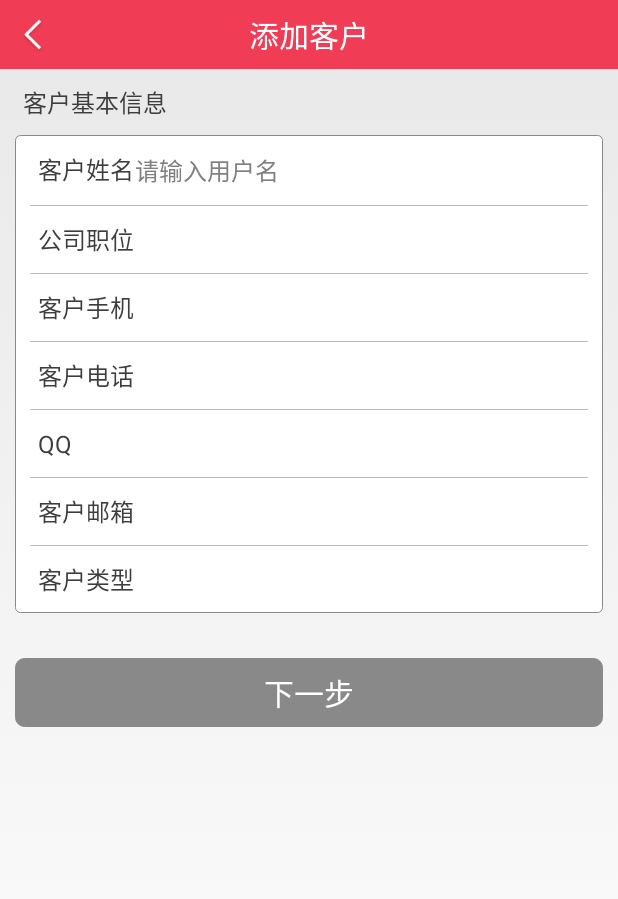
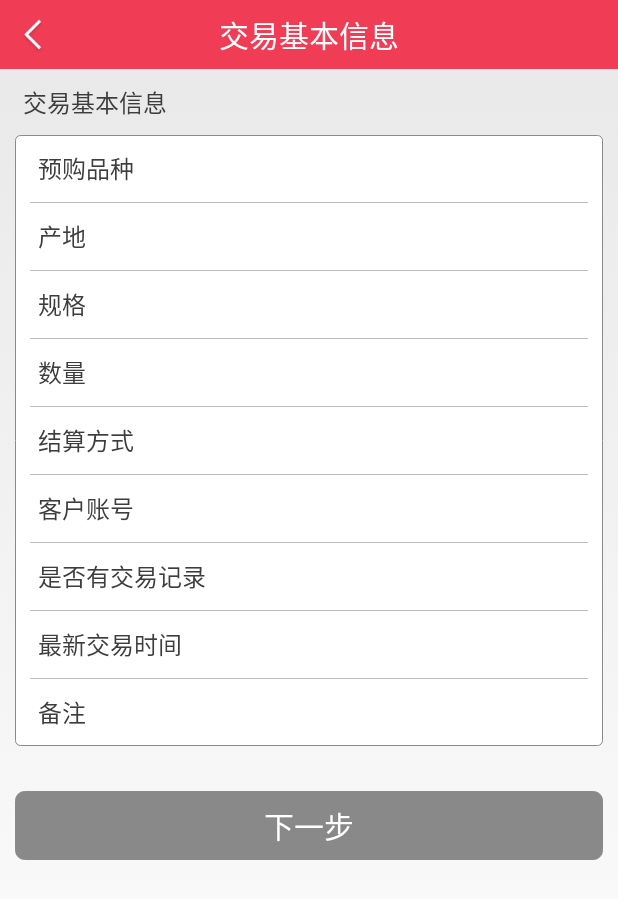
Before and after one commit to xiguofeng/Crm, an Android app: the layout customer_settlement_info_add.xml on its own in the app's theme, with its tools: preview values and no code run, on a phone screen of 412 x 824 dp. Shown: the top 899 px of the screen. Run offline under Robolectric (Android 15) with nearby library versions, the phone set to English and light mode, and no system bars.

Commit message:
add:customer info add  xml

```diff
--- a/crm/src/main/res/layout/customer_company_info_add.xml
+++ b/crm/src/main/res/layout/customer_company_info_add.xml
@@ -35,7 +35,7 @@
     <TextView
         android:layout_width="wrap_content"
         android:layout_height="wrap_content"
-        android:text="@string/customer_basic_info"
+        android:text="@string/company_basic_info"
         android:layout_marginTop="10dip"
         android:textSize="@dimen/middle_text_size"
         android:textColor="@color/black_character_title"
@@ -56,11 +56,10 @@
             android:paddingTop="5dip">
 
             <EditText
-                android:id="@+id/customer_add_username_et"
+                android:id="@+id/customer_add_company_name_et"
                 android:layout_width="fill_parent"
                 android:layout_height="wrap_content"
                 android:background="@null"
-                android:hint="@string/user_name_hint"
                 android:imeActionLabel="下一步"
                 android:imeOptions="actionNext|flagNoExtractUi"
                 android:maxLength="50"
@@ -74,9 +73,9 @@
             <TextView
                 android:layout_width="wrap_content"
                 android:layout_height="wrap_content"
-                android:layout_alignBaseline="@id/customer_add_username_et"
+                android:layout_alignBaseline="@id/customer_add_company_name_et"
                 android:layout_centerVertical="true"
-                android:text="@string/customer_name"
+                android:text="@string/company_name_tag"
                 android:textSize="@dimen/middle_text_size"
                 android:textColor="@color/black_character_title"
                 android:layout_marginLeft="15dip" />
@@ -97,7 +96,7 @@
             android:paddingTop="5dip">
 
             <EditText
-                android:id="@+id/customer_add_job_position_et"
+                android:id="@+id/customer_add_company_address_et"
                 android:layout_width="fill_parent"
                 android:layout_height="wrap_content"
                 android:background="@null"
@@ -115,9 +114,9 @@
             <TextView
                 android:layout_width="wrap_content"
                 android:layout_height="wrap_content"
-                android:layout_alignBaseline="@id/customer_add_job_position_et"
+                android:layout_alignBaseline="@id/customer_add_company_address_et"
                 android:layout_centerVertical="true"
-                android:text="@string/customer_job_position"
+                android:text="@string/company_address"
                 android:textSize="@dimen/middle_text_size"
                 android:textColor="@color/black_character_title"
                 android:layout_marginLeft="15dip" />
@@ -138,7 +137,7 @@
             android:paddingTop="5dip">
 
             <EditText
-                android:id="@+id/customer_add_mphone_et"
+                android:id="@+id/customer_add_company_typ_et"
                 android:layout_width="fill_parent"
                 android:layout_height="wrap_content"
                 android:background="@null"
@@ -156,9 +155,9 @@
             <TextView
                 android:layout_width="wrap_content"
                 android:layout_height="wrap_content"
-                android:layout_alignBaseline="@id/customer_add_mphone_et"
+                android:layout_alignBaseline="@id/customer_add_company_typ_et"
                 android:layout_centerVertical="true"
-                android:text="@string/customer_mphone"
+                android:text="@string/company_type"
                 android:textSize="@dimen/middle_text_size"
                 android:textColor="@color/black_character_title"
                 android:layout_marginLeft="15dip" />
@@ -178,7 +177,7 @@
             android:paddingTop="5dip">
 
             <EditText
-                android:id="@+id/customer_add_user_telephone_et"
+                android:id="@+id/customer_add_main_product_et"
                 android:layout_width="fill_parent"
                 android:layout_height="wrap_content"
                 android:background="@null"
@@ -196,9 +195,9 @@
             <TextView
                 android:layout_width="wrap_content"
                 android:layout_height="wrap_content"
-                android:layout_alignBaseline="@id/customer_add_user_telephone_et"
+                android:layout_alignBaseline="@id/customer_add_main_product_et"
                 android:layout_centerVertical="true"
-                android:text="@string/customer_telephone"
+                android:text="@string/main_product"
                 android:textSize="@dimen/middle_text_size"
                 android:textColor="@color/black_character_title"
                 android:layout_marginLeft="15dip" />
@@ -219,7 +218,7 @@
             android:paddingTop="5dip">
 
             <EditText
-                android:id="@+id/customer_add_user_qq_et"
+                android:id="@+id/customer_add_customer_area_et"
                 android:layout_width="fill_parent"
                 android:layout_height="wrap_content"
                 android:background="@null"
@@ -237,9 +236,9 @@
             <TextView
                 android:layout_width="wrap_content"
                 android:layout_height="wrap_content"
-                android:layout_alignBaseline="@id/customer_add_user_qq_et"
+                android:layout_alignBaseline="@id/customer_add_customer_area_et"
                 android:layout_centerVertical="true"
-                android:text="@string/qq"
+                android:text="@string/customer_area"
                 android:textSize="@dimen/middle_text_size"
                 android:textColor="@color/black_character_title"
                 android:layout_marginLeft="15dip" />
@@ -259,7 +258,7 @@
             android:paddingTop="5dip">
 
             <EditText
-                android:id="@+id/customer_add_user_email_et"
+                android:id="@+id/customer_add_company_net_et"
                 android:layout_width="fill_parent"
                 android:layout_height="wrap_content"
                 android:background="@null"
@@ -277,9 +276,9 @@
             <TextView
                 android:layout_width="wrap_content"
                 android:layout_height="wrap_content"
-                android:layout_alignBaseline="@id/customer_add_user_email_et"
+                android:layout_alignBaseline="@id/customer_add_company_net_et"
                 android:layout_centerVertical="true"
-                android:text="@string/customer_email"
+                android:text="@string/company_net"
                 android:textSize="@dimen/middle_text_size"
                 android:textColor="@color/black_character_title"
                 android:layout_marginLeft="15dip" />
@@ -299,7 +298,7 @@
             android:paddingTop="5dip">
 
             <EditText
-                android:id="@+id/customer_add_type_et"
+                android:id="@+id/customer_add_inbound_channel_et"
                 android:layout_width="fill_parent"
                 android:layout_height="wrap_content"
                 android:background="@null"
@@ -317,9 +316,9 @@
             <TextView
                 android:layout_width="wrap_content"
                 android:layout_height="wrap_content"
-                android:layout_alignBaseline="@id/customer_add_type_et"
+                android:layout_alignBaseline="@id/customer_add_inbound_channel_et"
                 android:layout_centerVertical="true"
-                android:text="@string/customer_type"
+                android:text="@string/inbound_channel"
                 android:textSize="@dimen/middle_text_size"
                 android:textColor="@color/black_character_title"
                 android:layout_marginLeft="15dip" />
--- a/crm/src/main/res/layout/customer_settlement_info_add.xml
+++ b/crm/src/main/res/layout/customer_settlement_info_add.xml
@@ -26,7 +26,7 @@
             android:layout_height="wrap_content"
             android:layout_centerInParent="true"
             android:padding="8dip"
-            android:text="@string/add_customer"
+            android:text="@string/settlement_basic_info"
             android:textColor="@color/white"
             android:textSize="@dimen/large_text_size"/>
     </RelativeLayout>
@@ -35,7 +35,7 @@
     <TextView
         android:layout_width="wrap_content"
         android:layout_height="wrap_content"
-        android:text="@string/customer_basic_info"
+        android:text="@string/settlement_basic_info"
         android:layout_marginTop="10dip"
         android:textSize="@dimen/middle_text_size"
         android:textColor="@color/black_character_title"
@@ -56,11 +56,10 @@
             android:paddingTop="5dip">
 
             <EditText
-                android:id="@+id/customer_add_username_et"
+                android:id="@+id/customer_add_pre_buy_product_et"
                 android:layout_width="fill_parent"
                 android:layout_height="wrap_content"
                 android:background="@null"
-                android:hint="@string/user_name_hint"
                 android:imeActionLabel="下一步"
                 android:imeOptions="actionNext|flagNoExtractUi"
                 android:maxLength="50"
@@ -74,9 +73,9 @@
             <TextView
                 android:layout_width="wrap_content"
                 android:layout_height="wrap_content"
-                android:layout_alignBaseline="@id/customer_add_username_et"
+                android:layout_alignBaseline="@id/customer_add_pre_buy_product_et"
                 android:layout_centerVertical="true"
-                android:text="@string/customer_name"
+                android:text="@string/pre_buy_product"
                 android:textSize="@dimen/middle_text_size"
                 android:textColor="@color/black_character_title"
                 android:layout_marginLeft="15dip" />
@@ -97,7 +96,7 @@
             android:paddingTop="5dip">
 
             <EditText
-                android:id="@+id/customer_add_job_position_et"
+                android:id="@+id/customer_add_producing_area_et"
                 android:layout_width="fill_parent"
                 android:layout_height="wrap_content"
                 android:background="@null"
@@ -115,9 +114,9 @@
             <TextView
                 android:layout_width="wrap_content"
                 android:layout_height="wrap_content"
-                android:layout_alignBaseline="@id/customer_add_job_position_et"
+                android:layout_alignBaseline="@id/customer_add_producing_area_et"
                 android:layout_centerVertical="true"
-                android:text="@string/customer_job_position"
+                android:text="@string/producing_area"
                 android:textSize="@dimen/middle_text_size"
                 android:textColor="@color/black_character_title"
                 android:layout_marginLeft="15dip" />
@@ -138,7 +137,7 @@
             android:paddingTop="5dip">
 
             <EditText
-                android:id="@+id/customer_add_mphone_et"
+                android:id="@+id/customer_add_standard_et"
                 android:layout_width="fill_parent"
                 android:layout_height="wrap_content"
                 android:background="@null"
@@ -156,9 +155,9 @@
             <TextView
                 android:layout_width="wrap_content"
                 android:layout_height="wrap_content"
-                android:layout_alignBaseline="@id/customer_add_mphone_et"
+                android:layout_alignBaseline="@id/customer_add_standard_et"
                 android:layout_centerVertical="true"
-                android:text="@string/customer_mphone"
+                android:text="@string/standard"
                 android:textSize="@dimen/middle_text_size"
                 android:textColor="@color/black_character_title"
                 android:layout_marginLeft="15dip" />
@@ -178,7 +177,7 @@
             android:paddingTop="5dip">
 
             <EditText
-                android:id="@+id/customer_add_user_telephone_et"
+                android:id="@+id/customer_add_number_et"
                 android:layout_width="fill_parent"
                 android:layout_height="wrap_content"
                 android:background="@null"
@@ -196,9 +195,9 @@
             <TextView
                 android:layout_width="wrap_content"
                 android:layout_height="wrap_content"
-                android:layout_alignBaseline="@id/customer_add_user_telephone_et"
+                android:layout_alignBaseline="@id/customer_add_number_et"
                 android:layout_centerVertical="true"
-                android:text="@string/customer_telephone"
+                android:text="@string/number"
                 android:textSize="@dimen/middle_text_size"
                 android:textColor="@color/black_character_title"
                 android:layout_marginLeft="15dip" />
@@ -219,7 +218,7 @@
             android:paddingTop="5dip">
 
             <EditText
-                android:id="@+id/customer_add_user_qq_et"
+                android:id="@+id/customer_add_settlement_type_et"
                 android:layout_width="fill_parent"
                 android:layout_height="wrap_content"
                 android:background="@null"
@@ -237,9 +236,9 @@
             <TextView
                 android:layout_width="wrap_content"
                 android:layout_height="wrap_content"
-                android:layout_alignBaseline="@id/customer_add_user_qq_et"
+                android:layout_alignBaseline="@id/customer_add_settlement_type_et"
                 android:layout_centerVertical="true"
-                android:text="@string/qq"
+                android:text="@string/settlement_type"
                 android:textSize="@dimen/middle_text_size"
                 android:textColor="@color/black_character_title"
                 android:layout_marginLeft="15dip" />
@@ -259,7 +258,7 @@
             android:paddingTop="5dip">
 
             <EditText
-                android:id="@+id/customer_add_user_email_et"
+                android:id="@+id/customer_add_customer_account_et"
                 android:layout_width="fill_parent"
                 android:layout_height="wrap_content"
                 android:background="@null"
@@ -277,9 +276,9 @@
             <TextView
                 android:layout_width="wrap_content"
                 android:layout_height="wrap_content"
-                android:layout_alignBaseline="@id/customer_add_user_email_et"
+                android:layout_alignBaseline="@id/customer_add_customer_account_et"
                 android:layout_centerVertical="true"
-                android:text="@string/customer_email"
+                android:text="@string/customer_account"
                 android:textSize="@dimen/middle_text_size"
                 android:textColor="@color/black_character_title"
                 android:layout_marginLeft="15dip" />
@@ -299,7 +298,7 @@
             android:paddingTop="5dip">
 
             <EditText
-                android:id="@+id/customer_add_type_et"
+                android:id="@+id/customer_add_is_has_log_et"
                 android:layout_width="fill_parent"
                 android:layout_height="wrap_content"
                 android:background="@null"
@@ -317,13 +316,92 @@
             <TextView
                 android:layout_width="wrap_content"
                 android:layout_height="wrap_content"
-                android:layout_alignBaseline="@id/customer_add_type_et"
+                android:layout_alignBaseline="@id/customer_add_is_has_log_et"
                 android:layout_centerVertical="true"
-                android:text="@string/customer_type"
+                android:text="@string/is_has_log"
                 android:textSize="@dimen/middle_text_size"
                 android:textColor="@color/black_character_title"
                 android:layout_marginLeft="15dip" />
         </RelativeLayout>
+        <LinearLayout
+            android:layout_width="match_parent"
+            android:layout_height="wrap_content"
+            android:layout_marginLeft="10dip"
+            android:layout_marginRight="10dip"
+            android:background="@drawable/h_line">
+        </LinearLayout>
+        <RelativeLayout
+            android:layout_width="fill_parent"
+            android:layout_height="wrap_content"
+            android:paddingBottom="5dip"
+            android:paddingTop="5dip">
+
+            <EditText
+                android:id="@+id/customer_add_last_settlement_time_et"
+                android:layout_width="fill_parent"
+                android:layout_height="wrap_content"
+                android:background="@null"
+                android:imeActionLabel="下一步"
+                android:imeOptions="actionNext|flagNoExtractUi"
+                android:maxLength="50"
+                android:paddingBottom="6.0dip"
+                android:paddingLeft="80dip"
+                android:paddingRight="50dip"
+                android:paddingTop="6.0dip"
+                android:singleLine="true"
+                android:textColor="@color/blue_text"
+                android:textSize="@dimen/middle_text_size"/>
+
+            <TextView
+                android:layout_width="wrap_content"
+                android:layout_height="wrap_content"
+                android:layout_alignBaseline="@id/customer_add_last_settlement_time_et"
+                android:layout_centerVertical="true"
+                android:text="@string/last_settlement_time"
+                android:textSize="@dimen/middle_text_size"
+                android:textColor="@color/black_character_title"
+                android:layout_marginLeft="15dip" />
+        </RelativeLayout>
+        <LinearLayout
+            android:layout_width="match_parent"
+            android:layout_height="wrap_content"
+            android:layout_marginLeft="10dip"
+            android:layout_marginRight="10dip"
+            android:background="@drawable/h_line">
+        </LinearLayout>
+        <RelativeLayout
+            android:layout_width="fill_parent"
+            android:layout_height="wrap_content"
+            android:paddingBottom="5dip"
+            android:paddingTop="5dip">
+
+            <EditText
+                android:id="@+id/customer_add_remark_et"
+                android:layout_width="fill_parent"
+                android:layout_height="wrap_content"
+                android:background="@null"
+                android:imeActionLabel="下一步"
+                android:imeOptions="actionNext|flagNoExtractUi"
+                android:maxLength="50"
+                android:paddingBottom="6.0dip"
+                android:paddingLeft="80dip"
+                android:paddingRight="50dip"
+                android:paddingTop="6.0dip"
+                android:singleLine="true"
+                android:textColor="@color/blue_text"
+                android:textSize="@dimen/middle_text_size"/>
+
+            <TextView
+                android:layout_width="wrap_content"
+                android:layout_height="wrap_content"
+                android:layout_alignBaseline="@id/customer_add_remark_et"
+                android:layout_centerVertical="true"
+                android:text="@string/remark"
+                android:textSize="@dimen/middle_text_size"
+                android:textColor="@color/black_character_title"
+                android:layout_marginLeft="15dip" />
+        </RelativeLayout>
+
     </LinearLayout>
     <Button
         android:id="@+id/customer_add_btn"
--- a/crm/src/main/res/values/strings.xml
+++ b/crm/src/main/res/values/strings.xml
@@ -30,14 +30,17 @@
     <string name="qq">QQ</string>
     <string name="customer_email">客户邮箱</string>
     <string name="customer_type">客户类型</string>
+    <string name="company_basic_info">公司基本信息</string>
+    <string name="company_name_tag">公司名称</string>
     <string name="company_address">公司地址</string>
     <string name="company_type">公司类型</string>
     <string name="main_product">主营产品</string>
     <string name="customer_level">客户等级</string>
     <string name="customer_area">省份地市</string>
     <string name="company_net">公司网站</string>
-    <string name="inbound_channel">进货渠道</string>、
-    <string name="pre_buy_product">预采购品种</string>
+    <string name="inbound_channel">进货渠道</string>
+    <string name="settlement_basic_info">交易基本信息</string>
+    <string name="pre_buy_product">预购品种</string>
     <string name="producing_area">产地</string>
     <string name="standard">规格</string>
     <string name="number">数量</string>
```
